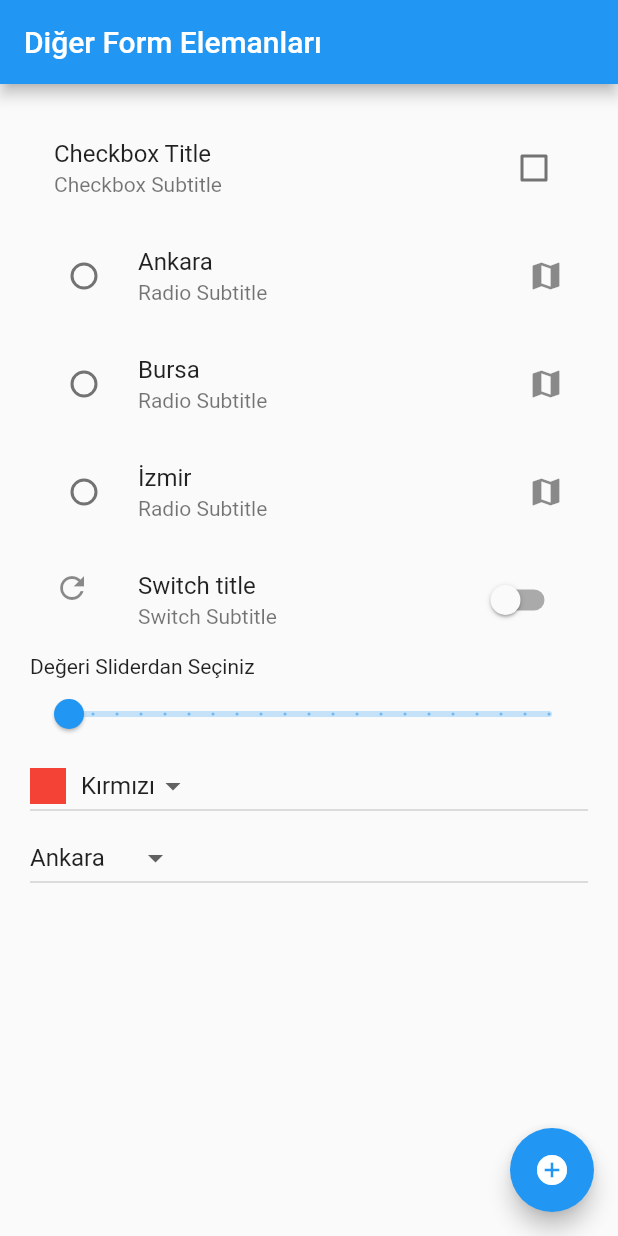
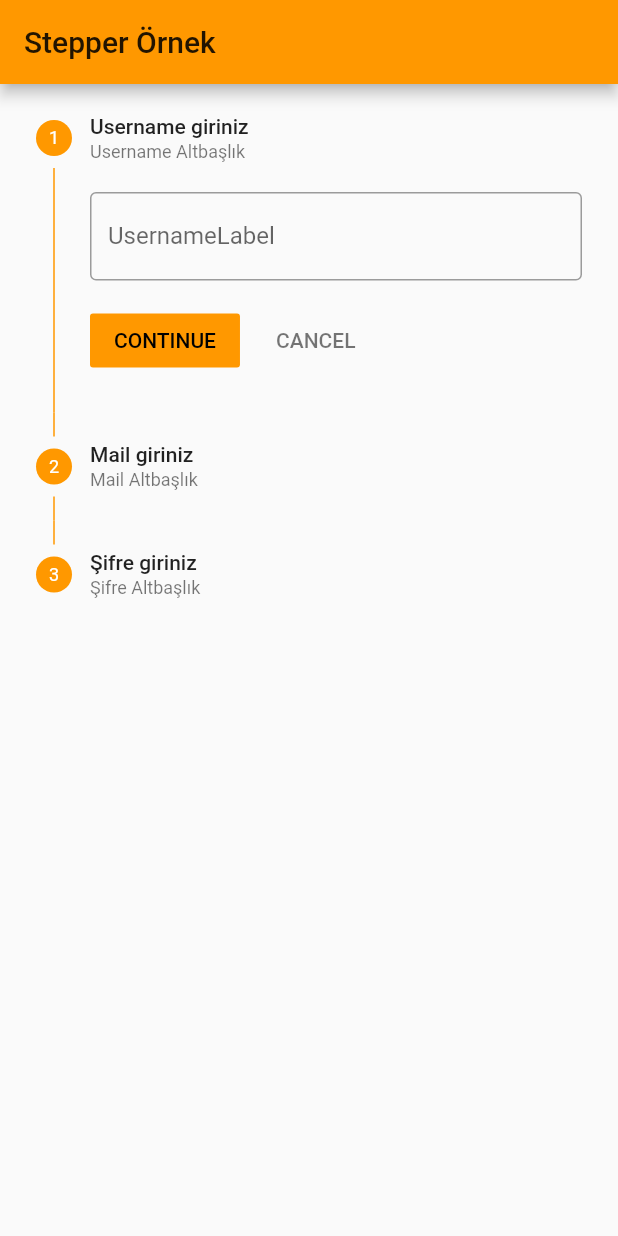
Before and after one commit to islamoktay/learning_process, a Flutter app: the screen it shows after launch, on a phone screen of 412 x 824 dp. Run offline on Flutter 3.47's test engine with Material 2 defaults, Android fonts, the phone set to English and light mode, and no system bars; our stand-ins replace email_validator, flutter_easyloading, palette_generator.

Commit message:
studied more

```diff
--- a/flutter/flutter_inputs/lib/main.dart
+++ b/flutter/flutter_inputs/lib/main.dart
@@ -1,6 +1,8 @@
 import 'package:flutter/material.dart';
-import 'package:flutter_inputs/diger_form_elemanlari.dart';
-import 'package:flutter_inputs/text_form_fuild_kullanimi.dart';
+import 'package:flutter_inputs/date_time_picker.dart';
+import 'package:flutter_inputs/stepper_kullanimi.dart';
+//import 'package:flutter_inputs/diger_form_elemanlari.dart';
+//import 'package:flutter_inputs/text_form_fuild_kullanimi.dart';
 
 void main() => runApp(MyApp());
 
@@ -9,10 +11,8 @@ class MyApp extends StatelessWidget {
   Widget build(BuildContext context) {
     return MaterialApp(
       title: "Flutter Demo",
-      theme: ThemeData(
-        primarySwatch: Colors.blue,
-      ),
-      home: DigerFormElemanlari(),
+      theme: ThemeData(primarySwatch: Colors.orange),
+      home: StepperOrnek(),
     );
   }
 }
--- /dev/null
+++ b/flutter/flutter_inputs/lib/stepper_kullanimi.dart
@@ -0,0 +1,102 @@
+import 'package:flutter/material.dart';
+
+class StepperOrnek extends StatefulWidget {
+  const StepperOrnek({Key? key}) : super(key: key);
+
+  @override
+  _StepperOrnekState createState() => _StepperOrnekState();
+}
+
+class _StepperOrnekState extends State<StepperOrnek> {
+  int _aktifStep = 0;
+  late String isim, mail, sifre;
+  late List<Step> tumStepler;
+
+  @override
+  void initState() {
+    super.initState();
+    tumStepler = _tumStepler();
+  }
+
+  @override
+  Widget build(BuildContext context) {
+    return Scaffold(
+      appBar: AppBar(
+        title: Text('Stepper Örnek'),
+      ),
+      body: SingleChildScrollView(
+        child: Stepper(
+          steps: tumStepler,
+          currentStep: _aktifStep,
+          onStepTapped: (tiklanilanStep) {
+            setState(() {
+              _aktifStep = tiklanilanStep;
+            });
+          },
+          onStepContinue: () {
+            setState(() {
+              if (_aktifStep < tumStepler.length - 1) {
+                _aktifStep++;
+              }
+            });
+          },
+          onStepCancel: () {
+            setState(() {
+              if (_aktifStep > 0) {
+                _aktifStep--;
+              } else {
+                _aktifStep = 0;
+              }
+            });
+          },
+        ),
+      ),
+    );
+  }
+
+  List<Step> _tumStepler() {
+    List<Step> stepler = [
+      Step(
+        title: Text('Username giriniz'),
+        subtitle: Text("Username Altbaşlık"),
+        state: StepState.indexed,
+        isActive: true,
+        content: TextFormField(
+          decoration: InputDecoration(
+            labelText: 'UsernameLabel',
+            hintText: 'UsernameHint',
+            border: OutlineInputBorder(),
+          ),
+        ),
+      ),
+      Step(
+        title: Text('Mail giriniz'),
+        subtitle: Text("Mail Altbaşlık"),
+        state: StepState.indexed,
+        isActive: true,
+        content: TextFormField(
+          decoration: InputDecoration(
+            labelText: 'MailLabel',
+            hintText: 'MailHint',
+            border: OutlineInputBorder(),
+          ),
+        ),
+      ),
+      Step(
+        title: Text('Şifre giriniz'),
+        subtitle: Text("Şifre Altbaşlık"),
+        state: StepState.indexed,
+        isActive: true,
+        content: TextFormField(
+          decoration: InputDecoration(
+            labelText: 'ŞifreLabel',
+            hintText: 'ŞifreHint',
+            border: OutlineInputBorder(),
+          ),
+        ),
+      ),
+    ];
+
+    return stepler;
+  }
+}
```
Also changed, not shown: flutter/flutter_inputs/lib/date_time_picker.dart (added, +65 -0 lines).
